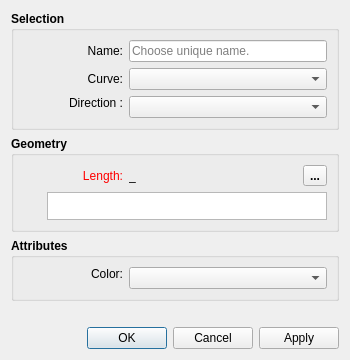
FashionFreedom/Seamly2D, file src/libs/vtools/dialogs/tools/dialogcutsplinepath.ui: the form before one commit.
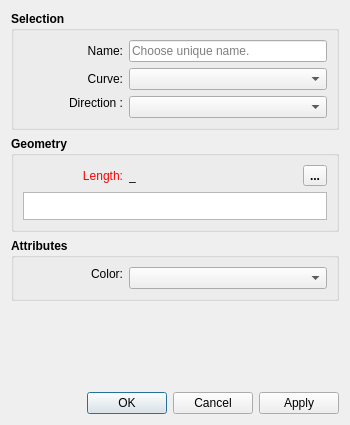
The form after the commit. Icons and pictures are not drawn. Custom widgets are drawn as their Qt base class.

What changed in the file:
```diff
--- a/src/libs/vtools/dialogs/tools/dialogcutsplinepath.ui
+++ b/src/libs/vtools/dialogs/tools/dialogcutsplinepath.ui
@@ -7,13 +7,13 @@
     <x>0</x>
     <y>0</y>
     <width>350</width>
-    <height>360</height>
+    <height>425</height>
    </rect>
   </property>
   <property name="minimumSize">
    <size>
     <width>270</width>
-    <height>0</height>
+    <height>425</height>
    </size>
   </property>
   <property name="windowTitle">
@@ -47,8 +47,6 @@
      <property name="title">
       <string>Selection</string>
      </property>
-     <layout class="QVBoxLayout" name="verticalLayout_2">
-      <item>
        <layout class="QFormLayout" name="formLayout">
         <item row="0" column="0">
          <widget class="QLabel" name="labelEditNamePoint">
@@ -177,8 +175,6 @@
          </widget>
         </item>
        </layout>
-      </item>
-     </layout>
     </widget>
    </item>
    <item>
@@ -339,44 +335,7 @@
        </layout>
       </item>
       <item>
-       <layout class="QHBoxLayout" name="horizontalLayout_5">
-        <item>
-         <widget class="QPushButton" name="pushButtonGrowLength">
-          <property name="maximumSize">
-           <size>
-            <width>18</width>
-            <height>18</height>
-           </size>
-          </property>
-          <property name="sizeIncrement">
-           <size>
-            <width>0</width>
-            <height>0</height>
-           </size>
-          </property>
-          <property name="toolTip">
-           <string>&lt;html&gt;&lt;head/&gt;&lt;body&gt;&lt;p&gt;Show full calculation in message box&lt;/p&gt;&lt;/body&gt;&lt;/html&gt;</string>
-          </property>
-          <property name="text">
-           <string notr="true"/>
-          </property>
-          <property name="icon">
-           <iconset theme="go-down">
-            <normaloff>.</normaloff>.</iconset>
-          </property>
-          <property name="iconSize">
-           <size>
-            <width>16</width>
-            <height>16</height>
-           </size>
-          </property>
-          <property name="flat">
-           <bool>true</bool>
-          </property>
-         </widget>
-        </item>
-        <item>
-         <widget class="QPlainTextEdit" name="plainTextEditFormula">
+       <widget class="ExpandingTextEdit" name="plainTextEditFormula">
           <property name="sizePolicy">
            <sizepolicy hsizetype="Expanding" vsizetype="Preferred">
             <horstretch>0</horstretch>
@@ -404,8 +363,6 @@
          </widget>
         </item>
        </layout>
-      </item>
-     </layout>
     </widget>
    </item>
    <item>
@@ -425,12 +382,7 @@
      <property name="title">
       <string>Attributes</string>
      </property>
-     <layout class="QVBoxLayout" name="verticalLayout_4">
-      <item>
        <layout class="QFormLayout" name="formLayout_2">
-        <property name="labelAlignment">
-         <set>Qt::AlignRight|Qt::AlignTrailing|Qt::AlignVCenter</set>
-        </property>
         <item row="0" column="0">
          <widget class="QLabel" name="lineColor_Label">
           <property name="sizePolicy">
@@ -488,8 +440,6 @@
          </widget>
         </item>
        </layout>
-      </item>
-     </layout>
     </widget>
    </item>
    <item>
@@ -523,6 +473,11 @@
    <extends>QComboBox</extends>
    <header location="global">color_combobox.h</header>
   </customwidget>
+  <customwidget>
+   <class>ExpandingTextEdit</class>
+   <extends>QPlainTextEdit</extends>
+   <header>expandingtextedit.h</header>
+  </customwidget>
  </customwidgets>
  <tabstops>
   <tabstop>plainTextEditFormula</tabstop>
```
Left out of the diff: 13 changed lines with no effect on the pictures. Lines whose indentation alone changed are shown as unchanged.
